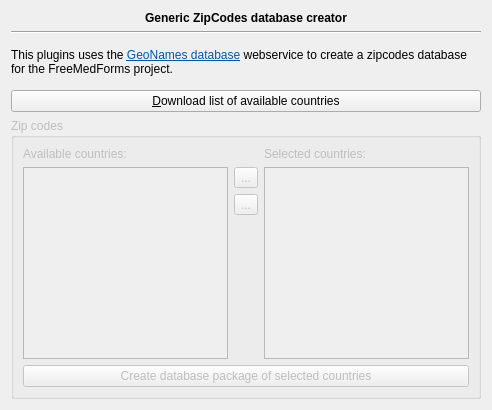
The window that freetoolbox/plugins/zipcodes/genericzipcodeswidget.ui (FreeHealth/freehealth) describes before a commit, drawn with Qt 5.
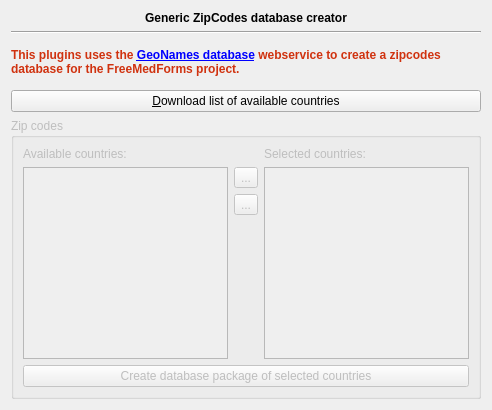
The same window after the commit.

Commit message: UI improvement (link is clickable)

The edit to the form file:
```diff
--- a/freetoolbox/plugins/zipcodes/genericzipcodeswidget.ui
+++ b/freetoolbox/plugins/zipcodes/genericzipcodeswidget.ui
@@ -45,12 +45,26 @@
    </item>
    <item>
     <widget class="QLabel" name="infoLabel">
+     <property name="sizePolicy">
+      <sizepolicy hsizetype="Preferred" vsizetype="Fixed">
+       <horstretch>0</horstretch>
+       <verstretch>0</verstretch>
+      </sizepolicy>
+     </property>
+     <property name="font">
+      <font>
+       <weight>75</weight>
+       <bold>true</bold>
+      </font>
+     </property>
+     <property name="styleSheet">
+      <string notr="true">color: rgb(208, 50, 15);</string>
+     </property>
      <property name="text">
-      <string>&lt;!DOCTYPE HTML PUBLIC &quot;-//W3C//DTD HTML 4.0//EN&quot; &quot;http://www.w3.org/TR/REC-html40/strict.dtd&quot;&gt;
-&lt;html&gt;&lt;head&gt;&lt;meta name=&quot;qrichtext&quot; content=&quot;1&quot; /&gt;&lt;style type=&quot;text/css&quot;&gt;
-p, li { white-space: pre-wrap; }
-&lt;/style&gt;&lt;/head&gt;&lt;body style=&quot; font-family:'Ubuntu'; font-size:9pt; font-weight:400; font-style:normal;&quot;&gt;
-&lt;p style=&quot; margin-top:0px; margin-bottom:0px; margin-left:0px; margin-right:0px; -qt-block-indent:0; text-indent:0px;&quot;&gt;This plugins uses the &lt;a href=&quot;http://download.geonames.org/&quot;&gt;&lt;span style=&quot; text-decoration: underline; color:#0057ae;&quot;&gt;GeoNames database&lt;/span&gt;&lt;/a&gt; webservice to create a zipcodes database for the FreeMedForms project.&lt;/p&gt;&lt;/body&gt;&lt;/html&gt;</string>
+      <string>This plugins uses the &lt;a href=&quot;http://download.geonames.org&quot;&gt;GeoNames database&lt;/a&gt; webservice to create a zipcodes database for the FreeMedForms project.</string>
+     </property>
+     <property name="scaledContents">
+      <bool>true</bool>
      </property>
      <property name="wordWrap">
       <bool>true</bool>
```
Left out of the diff: 3 changed lines with no effect on the pictures.
